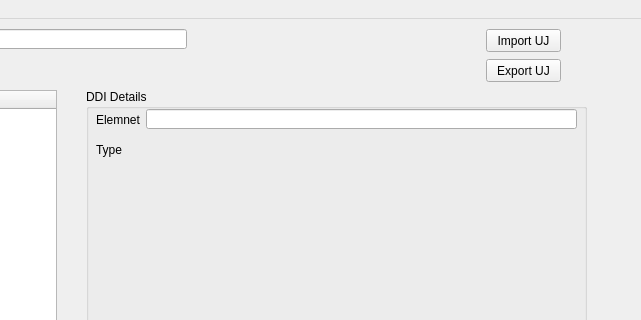
bobev18/stujeditor, file uj_editor.ui: the form before one commit; both pictures show x 474 to 1115 and y 0 to 320 of the 1115 by 600 pixel window.
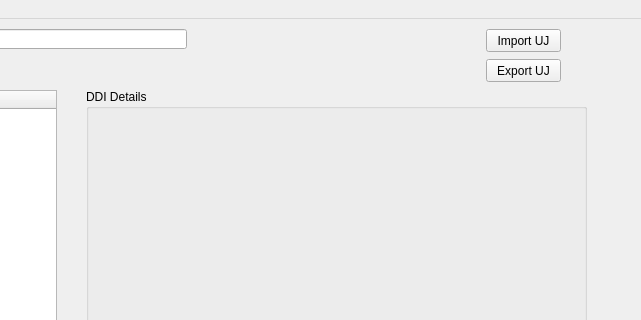
The form after the commit.

Commit message: some progress with PyQt layout for DDI, but running out of screen space

Patch:
```diff
--- a/uj_editor.ui
+++ b/uj_editor.ui
@@ -103,42 +103,9 @@
     <property name="title">
      <string>DDI Details</string>
     </property>
-    <widget class="QLabel" name="label">
-     <property name="geometry">
-      <rect>
-       <x>10</x>
-       <y>21</y>
-       <width>47</width>
-       <height>20</height>
-      </rect>
-     </property>
-     <property name="text">
-      <string>Elemnet</string>
-     </property>
-    </widget>
-    <widget class="QLineEdit" name="element_name_lineEdit">
-     <property name="geometry">
-      <rect>
-       <x>60</x>
-       <y>20</y>
-       <width>431</width>
-       <height>20</height>
-      </rect>
-     </property>
-    </widget>
-    <widget class="QLabel" name="label_2">
-     <property name="geometry">
-      <rect>
-       <x>10</x>
-       <y>50</y>
-       <width>47</width>
-       <height>21</height>
-      </rect>
-     </property>
-     <property name="text">
-      <string>Type</string>
-     </property>
-    </widget>
+    <property name="alignment">
+     <set>Qt::AlignLeading|Qt::AlignLeft|Qt::AlignTop</set>
+    </property>
    </widget>
    <widget class="QTreeWidget" name="ddi_treeWidget">
     <property name="geometry">
```
The commit also changes 1 other file.
